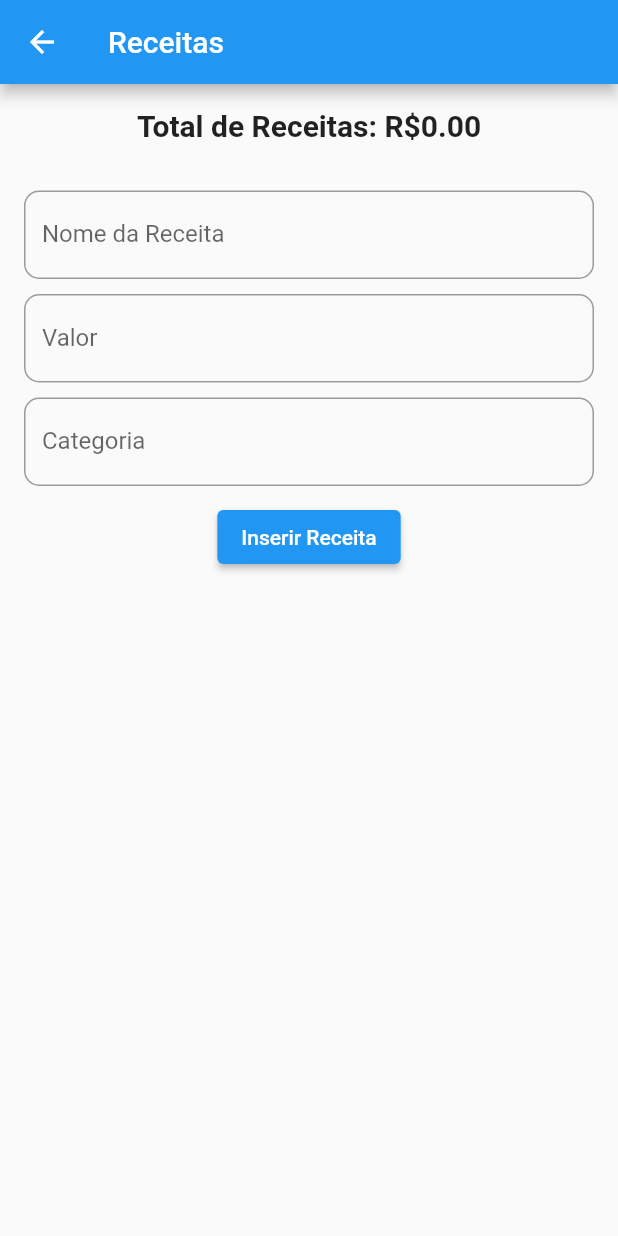
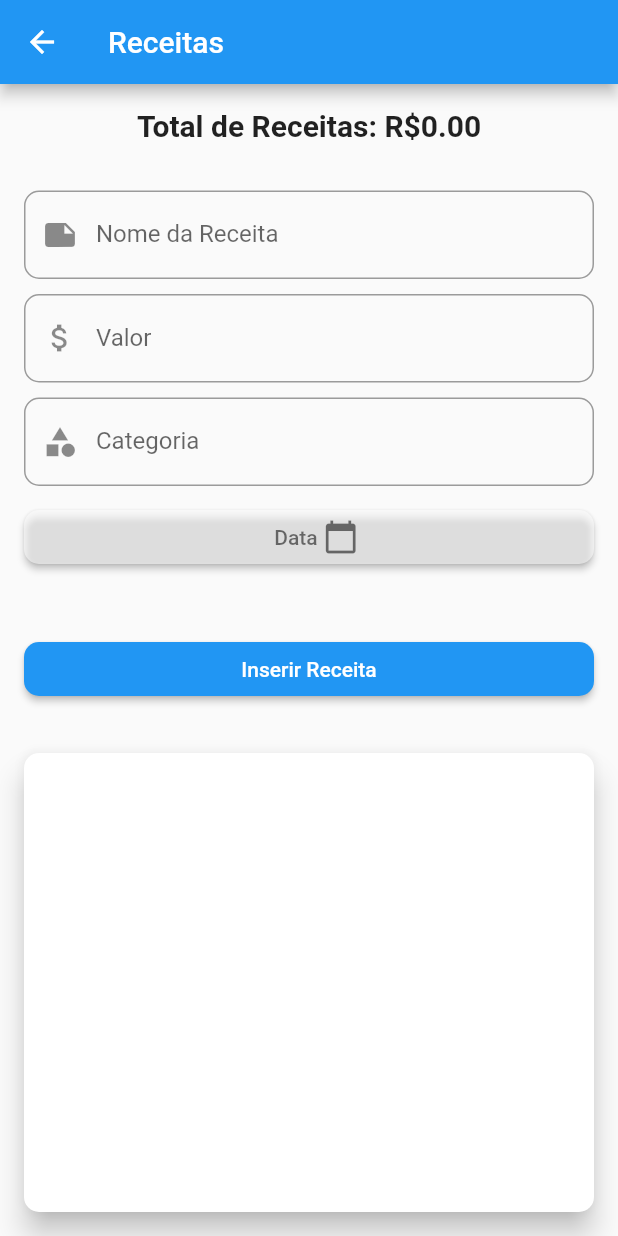
Before and after one commit to thiagoaraujo234/Gastei-flutter, a Flutter app: the screen it shows after launch, after a tap on "Receita", on a phone screen of 412 x 824 dp. Run offline on Flutter 3.47's test engine with Material 2 defaults, Android fonts, the phone set to English and light mode, and no system bars; drawn by our look-alikes of flutter_typeahead; our stand-ins replace charts_flutter, shared_preferences.

Commit message:
Atualização tela home e receitas

```diff
--- a/lib/views/home_screen.dart
+++ b/lib/views/home_screen.dart
@@ -35,24 +35,25 @@ class _HomeScreenState extends State<HomeScreen> {
         child: Center(
           child: Padding(
             padding: const EdgeInsets.symmetric(horizontal: 20.0),
+            child: SingleChildScrollView( // Adicione um SingleChildScrollView para permitir a rolagem
               child: Column(
                 mainAxisAlignment: MainAxisAlignment.center,
                 children: [
                   Card(
-                  color: Colors.white, // Cor branca para o saldo atual
+                    color: Colors.white,
                     shape: RoundedRectangleBorder(
                       borderRadius: BorderRadius.circular(12),
                     ),
                     elevation: 4,
                     child: Container(
                       width: 300,
-                    height: 100, // Diminuir o tamanho pela metade
+                      height: 100,
                       child: Center(
                         child: Column(
                           mainAxisAlignment: MainAxisAlignment.center,
                           children: <Widget>[
-                          Text('Saldo', style: TextStyle(fontSize: 25, color: Colors.black, fontWeight: FontWeight.bold)), // Tamanho da fonte aumentado
-                          Text('R\$ ${saldo.toStringAsFixed(2)}', style: TextStyle(fontSize: 30, color: Colors.black, fontWeight: FontWeight.bold)), // Tamanho da fonte aumentado
+                            Text('Saldo', style: TextStyle(fontSize: 25, color: Colors.black, fontWeight: FontWeight.bold)),
+                            Text('R\$ ${saldo.toStringAsFixed(2)}', style: TextStyle(fontSize: 30, color: Colors.black, fontWeight: FontWeight.bold)),
                           ],
                         ),
                       ),
@@ -73,7 +74,7 @@ class _HomeScreenState extends State<HomeScreen> {
                       }
                     },
                     child: Card(
-                    color: Colors.grey[800], // Cor cinza escuro para Receita
+                      color: Colors.grey[800],
                       shape: RoundedRectangleBorder(
                         borderRadius: BorderRadius.circular(12),
                       ),
@@ -81,12 +82,15 @@ class _HomeScreenState extends State<HomeScreen> {
                       child: Container(
                         width: 700,
                         height: 200,
-                      child: Center(
+                        child: Padding(
+                          padding: const EdgeInsets.all(16.0),
                           child: Column(
-                          mainAxisAlignment: MainAxisAlignment.center,
+                            mainAxisAlignment: MainAxisAlignment.spaceBetween,
+                            crossAxisAlignment: CrossAxisAlignment.start,
                             children: <Widget>[
-                            Text('Receita', style: TextStyle(fontSize: 24, color: Colors.white, fontWeight: FontWeight.bold)), // Tamanho da fonte aumentado
-                            Text('Total R\$ ${totalReceitas.toStringAsFixed(2)}', style: TextStyle(fontSize: 20, color: Colors.white, fontWeight: FontWeight.bold)), // Tamanho da fonte aumentado
+                              Text('Receita', style: TextStyle(fontSize: 24, color: Colors.white, fontWeight: FontWeight.bold)),
+                              Text('Total R\$ ${totalReceitas.toStringAsFixed(2)}', style: TextStyle(fontSize: 20, color: Colors.white, fontWeight: FontWeight.bold)),
+                              Text('Clique aqui para inserir', style: TextStyle(fontSize: 16, color: Colors.blue, fontWeight: FontWeight.bold)),
                             ],
                           ),
                         ),
@@ -108,7 +112,7 @@ class _HomeScreenState extends State<HomeScreen> {
                       }
                     },
                     child: Card(
-                    color: Colors.grey[900], // Cor cinza escuro para Despesas
+                      color: Colors.grey[900],
                       shape: RoundedRectangleBorder(
                         borderRadius: BorderRadius.circular(12),
                       ),
@@ -116,12 +120,15 @@ class _HomeScreenState extends State<HomeScreen> {
                       child: Container(
                         width: 700,
                         height: 200,
-                      child: Center(
+                        child: Padding(
+                          padding: const EdgeInsets.all(16.0),
                           child: Column(
-                          mainAxisAlignment: MainAxisAlignment.center,
+                            mainAxisAlignment: MainAxisAlignment.spaceBetween,
+                            crossAxisAlignment: CrossAxisAlignment.start,
                             children: <Widget>[
-                            Text('Despesas', style: TextStyle(fontSize: 24, color: Colors.white, fontWeight: FontWeight.bold)), // Tamanho da fonte aumentado
-                            Text('Total R\$ ${totalDespesas.toStringAsFixed(2)}', style: TextStyle(fontSize: 20, color: Colors.white, fontWeight: FontWeight.bold)), // Tamanho da fonte aumentado
+                              Text('Despesas', style: TextStyle(fontSize: 24, color: Colors.white, fontWeight: FontWeight.bold)),
+                              Text('Total R\$ ${totalDespesas.toStringAsFixed(2)}', style: TextStyle(fontSize: 20, color: Colors.white, fontWeight: FontWeight.bold)),
+                              Text('Clique aqui para inserir', style: TextStyle(fontSize: 16, color: Colors.blue, fontWeight: FontWeight.bold)),
                             ],
                           ),
                         ),
@@ -129,6 +136,7 @@ class _HomeScreenState extends State<HomeScreen> {
                     ),
                   ),
                 ],
+              ),
             ),
           ),
         ),
--- a/lib/views/receita_screen.dart
+++ b/lib/views/receita_screen.dart
@@ -2,6 +2,8 @@ import 'package:flutter/material.dart';
 import 'package:gastei/models/receita.dart';
 import 'package:shared_preferences/shared_preferences.dart';
 import 'dart:convert';
+import 'package:intl/intl.dart';
+import 'package:flutter_typeahead/flutter_typeahead.dart';
 
 class ReceitasScreen extends StatefulWidget {
   const ReceitasScreen({Key? key}) : super(key: key);
@@ -15,15 +17,40 @@ class _ReceitasScreenState extends State<ReceitasScreen> {
   final TextEditingController nameController = TextEditingController();
   final TextEditingController amountController = TextEditingController();
   final TextEditingController categoryController = TextEditingController();
+  DateTime? selectedDate;
 
-  // Função para salvar as receitas no SharedPreferences
+  // Lista de sugestões para o campo de categorias
+  final List<String> categorySuggestions = [];
+
+  // Formatador de data
+  final DateFormat dateFormat = DateFormat('dd/MM/yyyy');
+
+  @override
+  void initState() {
+    super.initState();
+    _loadReceitas();
+    _loadCategorySuggestions();
+  }
+
+  Future<void> _loadCategorySuggestions() async {
+    final prefs = await SharedPreferences.getInstance();
+    final categories = prefs.getStringList('categories');
+    if (categories != null) {
+      setState(() {
+        categorySuggestions.addAll(categories);
+      });
+    }
+
+    // Sugestões de exemplo
+    categorySuggestions.addAll(['Exemplo 1', 'Exemplo 2']);
+  }
+
   Future<void> _saveReceitas() async {
     final prefs = await SharedPreferences.getInstance();
     final receitasList = receitas.map((receita) => receita.toMap()).toList();
     await prefs.setString('receitas', json.encode(receitasList));
   }
 
-  // Função para carregar as receitas do SharedPreferences
   Future<void> _loadReceitas() async {
     final prefs = await SharedPreferences.getInstance();
     final receitasJson = prefs.getString('receitas');
@@ -36,12 +63,6 @@ class _ReceitasScreenState extends State<ReceitasScreen> {
         });
       });
     }
-  }
-
-  @override
-  void initState() {
-    super.initState();
-    _loadReceitas();
   }
 
   void _addReceita() {
@@ -63,12 +84,13 @@ class _ReceitasScreenState extends State<ReceitasScreen> {
         name: nameController.text,
         amount: amount,
         category: categoryController.text,
-        date: DateTime.now(),
+        date: selectedDate ?? DateTime.now(),
       ));
 
       nameController.clear();
       amountController.clear();
       categoryController.clear();
+      selectedDate = null;
 
       _saveReceitas();
     });
@@ -78,6 +100,7 @@ class _ReceitasScreenState extends State<ReceitasScreen> {
     nameController.text = receitas[index].name;
     amountController.text = receitas[index].amount.toString();
     categoryController.text = receitas[index].category;
+    selectedDate = receitas[index].date;
 
     setState(() {
       receitas.removeAt(index);
@@ -90,6 +113,21 @@ class _ReceitasScreenState extends State<ReceitasScreen> {
       receitas.removeAt(index);
       _saveReceitas();
     });
+  }
+
+  Future<void> _selectDate(BuildContext context) async {
+    final pickedDate = await showDatePicker(
+      context: context,
+      initialDate: selectedDate ?? DateTime.now(),
+      firstDate: DateTime(2000),
+      lastDate: DateTime(2101),
+    );
+
+    if (pickedDate != null && pickedDate != selectedDate) {
+      setState(() {
+        selectedDate = pickedDate;
+      });
+    }
   }
 
   @override
@@ -117,52 +155,118 @@ class _ReceitasScreenState extends State<ReceitasScreen> {
             padding: const EdgeInsets.all(16.0),
             child: Column(
               children: [
-                TextField(
+                TextFormField(
                   controller: nameController,
                   decoration: InputDecoration(
                     labelText: 'Nome da Receita',
                     border: OutlineInputBorder(
                       borderRadius: BorderRadius.circular(10.0),
                     ),
+                    prefixIcon: Icon(Icons.note),
                   ),
                 ),
                 SizedBox(height: 10),
-                TextField(
+                TextFormField(
                   controller: amountController,
                   decoration: InputDecoration(
                     labelText: 'Valor',
                     border: OutlineInputBorder(
                       borderRadius: BorderRadius.circular(10.0),
                     ),
+                    prefixIcon: Icon(Icons.attach_money),
                   ),
                   keyboardType: TextInputType.number,
                 ),
                 SizedBox(height: 10),
-                TextField(
+                TypeAheadField<String>(
+                  textFieldConfiguration: TextFieldConfiguration(
                     controller: categoryController,
                     decoration: InputDecoration(
                       labelText: 'Categoria',
                       border: OutlineInputBorder(
                         borderRadius: BorderRadius.circular(10.0),
                       ),
+                      prefixIcon: Icon(Icons.category),
                     ),
+                  ),
+                  suggestionsCallback: (pattern) {
+                    return categorySuggestions.where((category) => category.toLowerCase().contains(pattern.toLowerCase()));
+                  },
+                  itemBuilder: (context, suggestion) {
+                    return ListTile(
+                      title: Text(suggestion),
+                    );
+                  },
+                  onSuggestionSelected: (suggestion) {
+                    categoryController.text = suggestion;
+                  },
                 ),
                 SizedBox(height: 10),
                 ElevatedButton(
+                  onPressed: () => _selectDate(context),
+                  style: ElevatedButton.styleFrom(
+                    primary: Colors.white54,
+                    shape: RoundedRectangleBorder(
+                      borderRadius: BorderRadius.circular(10.0),
+                    ),
+                  ),
+                  child: Container(
+                    alignment: Alignment.center,
+                    width: double.infinity,
+                    child: Row(
+                      mainAxisAlignment: MainAxisAlignment.center,
+                      children: [
+                        SizedBox(width: 10),
+                        Text(
+                          'Data ',
+                          style: TextStyle(color: Colors.black54),
+                        ),
+                        Icon(Icons.calendar_today, color: Colors.black54), // Adicionei um ícone de calendário
+                      ],
+                    ),
+                  ),
+                ),
+                SizedBox(height: 20),
+                if (selectedDate != null)
+
+                  Text(
+                    'Data selecionada: ${dateFormat.format(selectedDate!)}',
+                  ),
+                SizedBox(height: 20),
+                ElevatedButton(
                   onPressed: _addReceita,
-                  child: Text('Inserir Receita'),
+                  style: ElevatedButton.styleFrom(
+                    primary: Theme.of(context).primaryColor,
+                    shape: RoundedRectangleBorder(
+                      borderRadius: BorderRadius.circular(10.0),
+                    ),
+                  ),
+                  child: Container(
+                    alignment: Alignment.center,
+                    width: double.infinity,
+                    child: Text(
+                      'Inserir Receita',
+                      style: TextStyle(color: Colors.white),
+                    ),
+                  ),
                 ),
               ],
             ),
           ),
           Expanded(
+            child: Card(
+              elevation: 8, // Adicionei uma sombra ao redor da lista de itens
+              shape: RoundedRectangleBorder(
+                borderRadius: BorderRadius.circular(10.0), // Bordas arredondadas
+              ),
+              margin: EdgeInsets.all(16),
               child: ListView.builder(
                 itemCount: receitas.length,
                 itemBuilder: (ctx, index) {
                   final receita = receitas[index];
                   return ListTile(
                     title: Text(receita.name),
-                  subtitle: Text('Valor: R\$${receita.amount.toStringAsFixed(2)} - Categoria: ${receita.category}'),
+                    subtitle: Text('Valor: R\$${receita.amount.toStringAsFixed(2)} - Categoria: ${receita.category} - Data: ${dateFormat.format(receita.date)}'),
                     trailing: Row(
                       mainAxisSize: MainAxisSize.min,
                       children: <Widget>[
@@ -180,6 +284,7 @@ class _ReceitasScreenState extends State<ReceitasScreen> {
                 },
               ),
             ),
+          ),
         ],
       ),
     );
--- a/pubspec.yaml
+++ b/pubspec.yaml
@@ -52,6 +52,9 @@ dev_dependencies:
   flutter_neumorphic: any
   charts_flutter: any
   fl_chart: any
+  autocomplete_textfield: ^2.0.1
+  flutter_typeahead: ^4.8.0
+  intl: any
 # For information on the generic Dart part of this file, see the
 # following page: https://dart.dev/tools/pub/pubspec
 
```
Also changed, not shown: pubspec.lock. Lines whose indentation alone changed are shown as unchanged.
